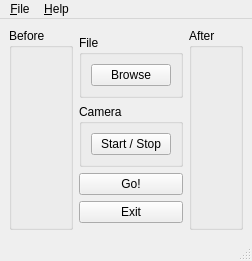
The window that mainwindow.ui (FrzMtrsprt/segment) describes before a commit, drawn with Qt 5.
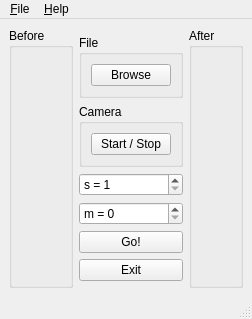
The same window after the commit.

```diff
--- a/mainwindow.ui
+++ b/mainwindow.ui
@@ -72,6 +72,23 @@
           </layout>
          </widget>
         </item>
+        <item>
+         <widget class="QSpinBox" name="sBox">
+          <property name="prefix">
+           <string>s = </string>
+          </property>
+          <property name="minimum">
+           <number>1</number>
+          </property>
+         </widget>
+        </item>
+        <item>
+         <widget class="QSpinBox" name="mBox">
+          <property name="prefix">
+           <string>m = </string>
+          </property>
+         </widget>
+        </item>
         <item>
          <widget class="QPushButton" name="captureBtn">
           <property name="text">
```
